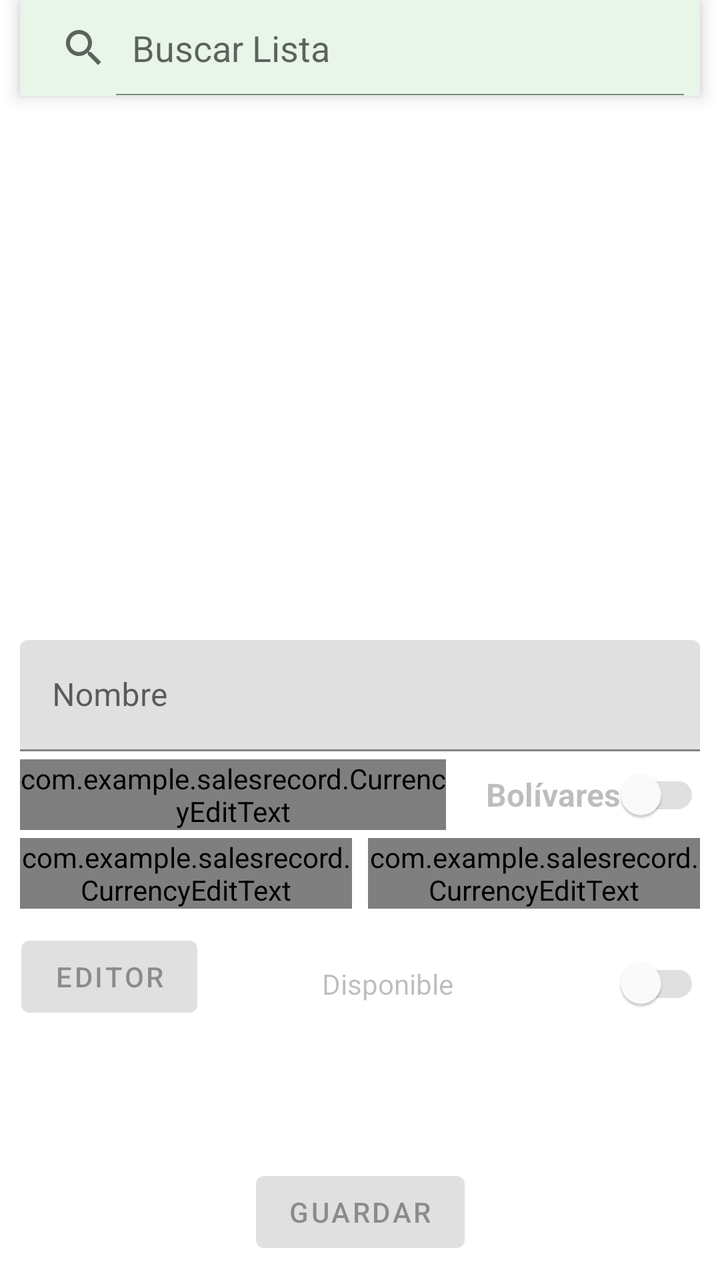
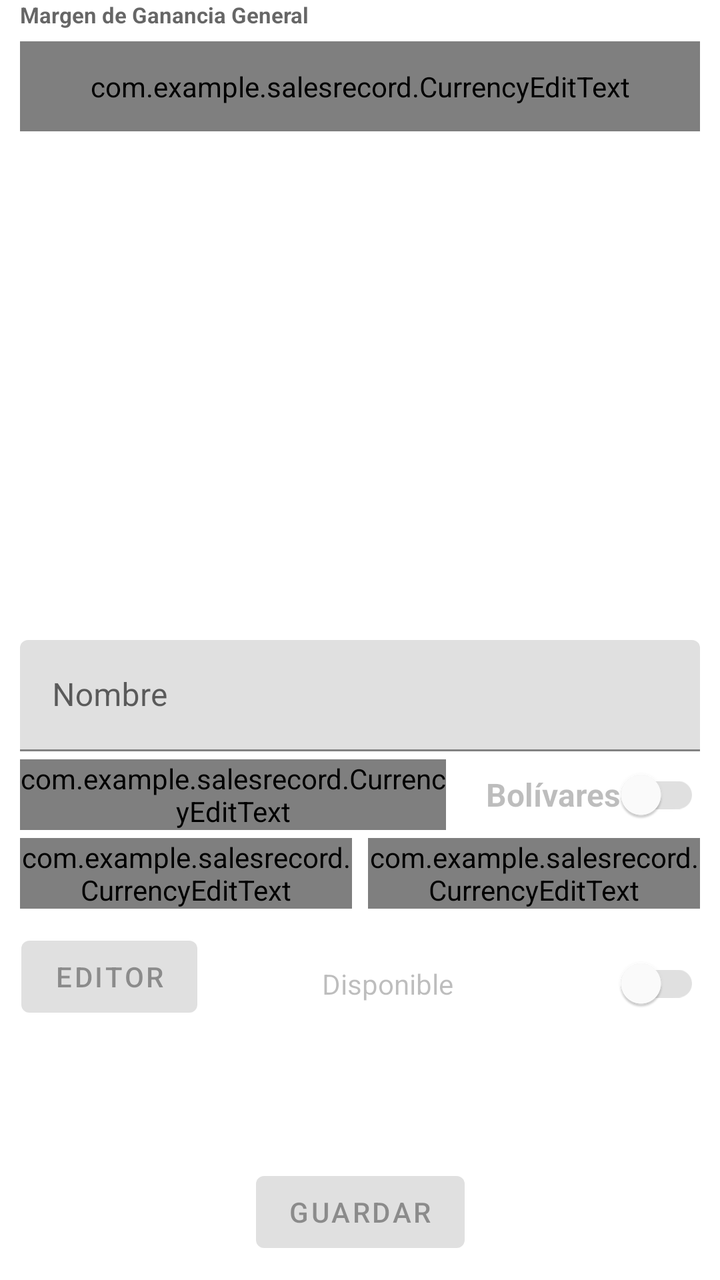

Before-and-after screenshots of an Android layout around one commit, followed by the original layout XML and the change that was made.
<!-- AndroidManifest.xml: application theme Theme.SalesRecord -->
<!-- res/layout/fragment_edit.xml -->
<?xml version="1.0" encoding="utf-8"?>
<androidx.constraintlayout.widget.ConstraintLayout xmlns:android="http://schemas.android.com/apk/res/android"
    xmlns:app="http://schemas.android.com/apk/res-auto"
    xmlns:tools="http://schemas.android.com/tools"
    android:layout_width="match_parent"
    android:layout_height="match_parent"
    android:fitsSystemWindows="false"
    tools:context=".ui.edit.EditAtrFragment">

    <android.widget.SearchView
        android:id="@+id/searchBar"
        android:layout_width="0dp"
        android:layout_height="wrap_content"
        android:background="@color/text_background"
        android:iconifiedByDefault="false"
        android:queryHint="Buscar Lista"
        android:translationZ="5dp"
        app:layout_constraintTop_toTopOf="parent"
        app:layout_constraintStart_toStartOf="@id/guideline"
        app:layout_constraintEnd_toEndOf="@id/guideline2" />

    
    <ListView
        android:id="@+id/edit_viewList"
        android:layout_width="0dp"
        android:layout_height="0dp"
        app:layout_constraintTop_toBottomOf="@id/searchBar"
        app:layout_constraintBottom_toTopOf="@id/lineVertical1"
        app:layout_constraintStart_toStartOf="@id/guideline"
        app:layout_constraintEnd_toEndOf="@id/guideline2"
        android:layout_marginBottom="8dp" />

    
    <com.google.android.material.textfield.TextInputLayout
        android:id="@+id/tilNombre"
        android:layout_width="0dp"
        android:layout_height="wrap_content"
        android:hint="Nombre"
        app:layout_constraintTop_toBottomOf="@id/lineVertical1"
        app:layout_constraintStart_toStartOf="@id/guideline"
        app:layout_constraintEnd_toEndOf="@id/guideline2">
        <com.google.android.material.textfield.TextInputEditText
            android:id="@+id/etNombre"
            android:layout_width="match_parent"
            android:layout_height="wrap_content"
            android:inputType="textPersonName|textCapWords"
            android:enabled="false"
            />
    </com.google.android.material.textfield.TextInputLayout>

    
    
    <com.google.android.material.textfield.TextInputLayout
        android:id="@+id/tilMonto"
        android:layout_width="0dp"
        android:layout_height="wrap_content"
        android:hint="Monto"
        android:layout_marginTop="4dp"
        app:hintTextAppearance="@style/HintCompactSize"
        app:layout_constraintTop_toBottomOf="@+id/tilNombre"
        app:layout_constraintStart_toStartOf="@id/guideline"
        app:layout_constraintEnd_toStartOf="@+id/sw_bolivares"> 

        <com.example.salesrecord.CurrencyEditText
            android:id="@+id/etMonto"
            android:layout_width="match_parent"
            android:layout_height="wrap_content"
            android:focusable="true"
            android:imeOptions="actionDone"
            android:maxLines="1"
            android:enabled="false"
            app:localeTag="ES"
            app:maxNumberOfDecimalDigits="2"
            app:currencySymbol="$"
            app:currencySymbolSuffix="true" />

    </com.google.android.material.textfield.TextInputLayout> 

    
    <com.google.android.material.switchmaterial.SwitchMaterial
        android:id="@+id/sw_bolivares"
        android:layout_width="wrap_content"
        android:layout_height="wrap_content"
        android:layout_marginStart="20dp"
        android:text="Bolívares"
        android:textStyle="bold"
        android:textSize="@dimen/inner_text_2"
        android:enabled="false"
        android:checked="false"
        app:layout_constraintTop_toTopOf="@id/tilMonto"
        app:layout_constraintBottom_toBottomOf="@id/tilMonto"
        app:layout_constraintStart_toEndOf="@id/tilMonto"
        app:layout_constraintEnd_toEndOf="@id/guideline2" />


    
    <com.google.android.material.textfield.TextInputLayout


        android:id="@+id/tilReponer"
        android:layout_width="0dp"
        android:layout_height="wrap_content"
        android:hint="Reponer"
        android:layout_marginTop="4dp"
        android:layout_marginEnd="4dp"
        app:hintTextAppearance="@style/HintCompactSize"
        app:layout_constraintTop_toBottomOf="@id/tilMonto"
        app:layout_constraintStart_toStartOf="@id/guideline"
        app:layout_constraintEnd_toStartOf="@id/tilMargen">


        <com.example.salesrecord.CurrencyEditText
            android:id="@+id/etReponer"
            android:layout_width="match_parent"
            android:layout_height="wrap_content"
            android:enabled="false"
            android:focusable="true"
            android:imeOptions="actionDone"
            android:maxLines="1"
            app:currencySymbol="uds."
            app:currencySymbolSuffix="true"
            app:localeTag="ES"
            app:maxNumberOfDecimalDigits="2" />



    </com.google.android.material.textfield.TextInputLayout>

    
    <com.google.android.material.textfield.TextInputLayout
        android:id="@+id/tilMargen"
        android:layout_width="0dp"
        android:layout_height="wrap_content"
        android:hint="Ganancia"
        android:layout_marginTop="4dp"
        android:layout_marginStart="4dp"
        app:hintTextAppearance="@style/HintCompactSize"
        app:layout_constraintTop_toBottomOf="@+id/tilMonto"
        app:layout_constraintStart_toEndOf="@+id/tilReponer"
        app:layout_constraintEnd_toEndOf="@id/guideline2">

        <com.example.salesrecord.CurrencyEditText
            android:id="@+id/etMargen"
            android:layout_width="match_parent"
            android:layout_height="wrap_content"
            android:focusable="true"
            android:imeOptions="actionDone"
            android:maxLines="1"
            android:enabled="false"

            app:localeTag="ES"
            app:maxNumberOfDecimalDigits="2"
            app:currencySymbolSuffix="true"
            app:currencySymbol="%"
            app:maxValue="100"
            />

    </com.google.android.material.textfield.TextInputLayout>

    

    

    <Button
        android:id="@+id/butt_home3"
        android:layout_width="wrap_content"
        android:layout_height="wrap_content"
        android:layout_marginTop="10dp"
        android:enabled="false"
        android:text="Editor"
        app:layout_constraintEnd_toStartOf="@+id/swDisponible"
        app:layout_constraintHorizontal_bias="0.148"
        app:layout_constraintStart_toStartOf="parent"
        app:layout_constraintTop_toBottomOf="@+id/tilReponer" />

    <com.google.android.material.switchmaterial.SwitchMaterial
        android:id="@+id/swDisponible"
        android:layout_width="189dp"
        android:layout_height="55dp"
        android:layout_marginTop="10dp"
        android:enabled="false"
        android:text="Disponible"
        app:layout_constraintEnd_toEndOf="@id/guideline2"
        app:layout_constraintTop_toBottomOf="@+id/tilMargen" />

    
    <Button
        android:id="@+id/butt_home2"
        android:layout_width="wrap_content"
        android:layout_height="wrap_content"
        android:text="Guardar"
        android:layout_marginBottom="10dp"
        android:enabled="false"
        app:layout_constraintBottom_toBottomOf="parent"
        app:layout_constraintStart_toStartOf="@id/guideline"
        app:layout_constraintEnd_toEndOf="@id/guideline2" />

    
    <androidx.constraintlayout.widget.Guideline
        android:id="@+id/guideline"
        android:layout_width="0dp"
        android:layout_height="0dp"
        android:orientation="vertical"
        app:layout_constraintGuide_begin="10dp" />

    <androidx.constraintlayout.widget.Guideline
        android:id="@+id/guideline2"
        android:layout_width="wrap_content"
        android:layout_height="wrap_content"
        android:orientation="vertical"
        app:layout_constraintGuide_end="10dp" />

    <androidx.constraintlayout.widget.Guideline
        android:id="@+id/lineVertical1"
        android:layout_width="wrap_content"
        android:layout_height="wrap_content"
        android:orientation="horizontal"
        app:layout_constraintGuide_percent="0.5" />


</androidx.constraintlayout.widget.ConstraintLayout>
<!-- resources referenced by this layout -->
<resources>
  <color name="text_background">#E8F5E9</color>
  <dimen name="inner_text_2">16sp</dimen>
  <style name="HintCompactSize" parent="TextAppearance.Design.Hint">
          <item name="android:textSize">12sp</item>
      </style>
  <style name="Theme.SalesRecord" parent="Theme.MaterialComponents.DayNight.DarkActionBar">
          
          <item name="colorPrimary">@color/purple_500</item>
          <item name="colorPrimaryVariant">@color/purple_700</item>
          <item name="colorOnPrimary">@color/white</item>
          
          <item name="colorSecondary">@color/teal_200</item>
          <item name="colorSecondaryVariant">@color/teal_700</item>
          <item name="colorOnSecondary">@color/black</item>
          
          <item name="android:statusBarColor">?attr/colorPrimaryVariant</item>
          
          <item name="actionBarSize">@dimen/action_bar_size</item>
      </style>
  <color name="purple_500">#2E7D32</color>
  <color name="purple_700">#1B5E20</color>
  <color name="white">#FFFFFFFF</color>
  <color name="teal_200">#80CBC4</color>
  <color name="teal_700">#00796B</color>
  <color name="black">#FF000000</color>
  <dimen name="action_bar_size">38dp</dimen>
</resources>

<!-- the commit's change to res/layout/fragment_edit.xml (unified diff, before → after) -->
@@ -7,6 +7,47 @@
     android:fitsSystemWindows="false"
     tools:context=".ui.edit.EditAtrFragment">
 
+    <LinearLayout
+        android:id="@+id/top_panel"
+        android:layout_width="0dp"
+        android:layout_height="wrap_content"
+        android:gravity="center_vertical"
+        android:orientation="vertical"
+        android:visibility="visible"
+        app:layout_constraintStart_toStartOf="@id/guideline"
+        app:layout_constraintEnd_toEndOf="@id/guideline2"
+        tools:ignore="MissingConstraints">
+        
+        
+        <TextView
+            android:layout_width="match_parent"
+            android:layout_height="wrap_content"
+            android:text="Margen de Ganancia General"
+            android:textSize="@dimen/inner_text_1"
+            android:textStyle="bold"
+            android:textColor="?android:attr/textColorSecondary"
+            android:layout_marginBottom="6dp" />
+
+        
+        <com.example.salesrecord.CurrencyEditText
+            android:id="@+id/edit_glmarg"
+            android:layout_width="match_parent"
+            android:layout_height="@dimen/input_h1"
+            android:focusable="true"
+            android:imeOptions="actionDone"
+            android:maxLines="1"
+            android:enabled="true"
+            android:hint="0,00 %"
+            android:padding="5dp"
+            android:gravity="center_vertical"
+
+            app:localeTag="ES"
+            app:maxNumberOfDecimalDigits="2"
+            app:currencySymbolSuffix="true"
+            app:currencySymbol="%"
+            app:maxValue="100" />
+    </LinearLayout>
+
     <android.widget.SearchView
         android:id="@+id/searchBar"
         android:layout_width="0dp"
@@ -15,9 +56,12 @@
         android:iconifiedByDefault="false"
         android:queryHint="Buscar Lista"
         android:translationZ="5dp"
-        app:layout_constraintTop_toTopOf="parent"
+        android:visibility="gone"
+        app:layout_constraintTop_toBottomOf="@+id/top_panel"
+
         app:layout_constraintStart_toStartOf="@id/guideline"
         app:layout_constraintEnd_toEndOf="@id/guideline2" />
+
 
     
     <ListView
@@ -65,6 +109,7 @@
             android:id="@+id/etMonto"
             android:layout_width="match_parent"
             android:layout_height="wrap_content"
+            android:inputType="numberDecimal"
             android:focusable="true"
             android:imeOptions="actionDone"
             android:maxLines="1"
@@ -113,6 +158,8 @@
             android:id="@+id/etReponer"
             android:layout_width="match_parent"
             android:layout_height="wrap_content"
+            android:inputType="numberDecimal"
+
             android:enabled="false"
             android:focusable="true"
             android:imeOptions="actionDone"
@@ -142,18 +189,19 @@
         <com.example.salesrecord.CurrencyEditText
             android:id="@+id/etMargen"
             android:layout_width="match_parent"
-            android:layout_height="wrap_content"
-            android:focusable="true"
-            android:imeOptions="actionDone"
-            android:maxLines="1"
-            android:enabled="false"
-
+            android:layout_height="match_parent"
+            android:inputType="numberDecimal"
+            android:cursorVisible="true"
+            android:enabled="false"
+            android:focusable="true"
+            android:imeOptions="actionDone"
+            android:maxLines="1"
+
+            app:currencySymbol="%"
+            app:currencySymbolSuffix="true"
             app:localeTag="ES"
             app:maxNumberOfDecimalDigits="2"
-            app:currencySymbolSuffix="true"
-            app:currencySymbol="%"
-            app:maxValue="100"
-            />
+            app:maxValue="100" />
 
     </com.google.android.material.textfield.TextInputLayout>
 
<!-- resource entries referenced after the edit -->
@@ -1,7 +1,9 @@
 <!-- resources referenced by this layout -->
 <resources>
   <color name="text_background">#E8F5E9</color>
+  <dimen name="inner_text_1">11sp</dimen>
   <dimen name="inner_text_2">16sp</dimen>
+  <dimen name="input_h1">45dp</dimen>
   <style name="HintCompactSize" parent="TextAppearance.Design.Hint">
           <item name="android:textSize">12sp</item>
       </style>
